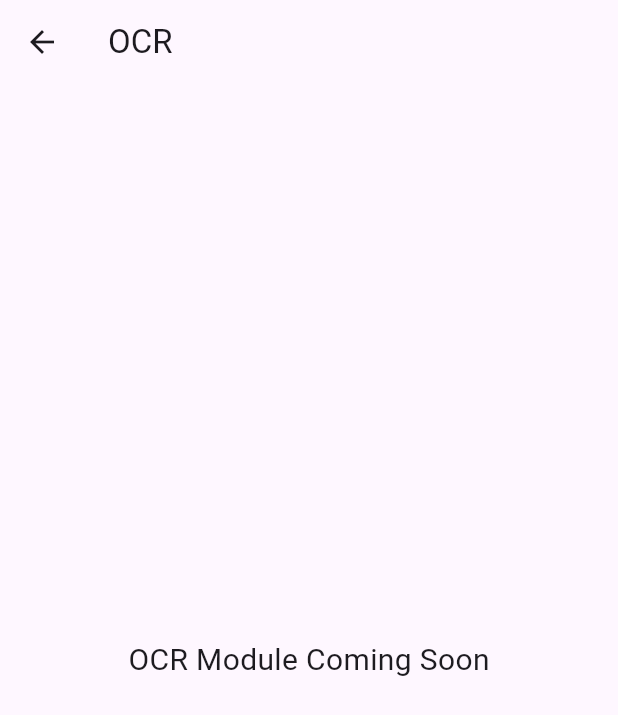
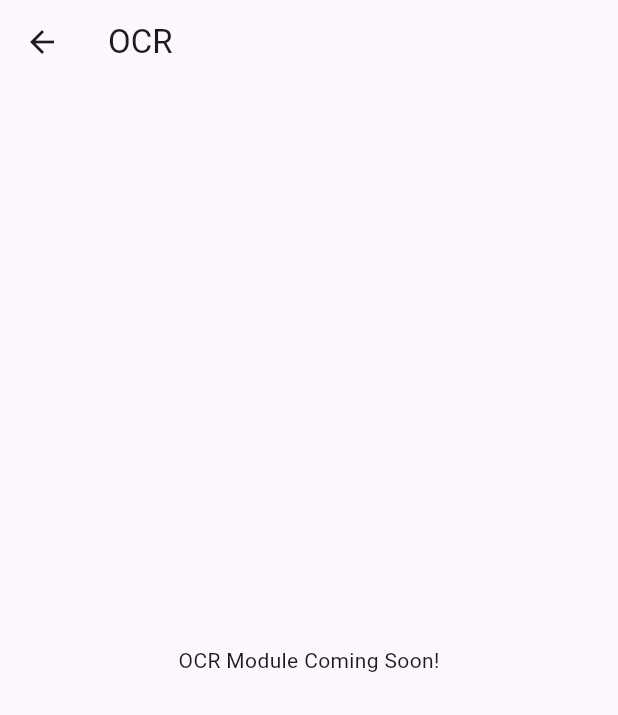
Before and after one commit to PrajwalP-BmsCS/ResQ, a Flutter app: the screen it shows after launch, after a tap on "OCR", on a phone screen of 412 x 824 dp. Shown: the top 715 px of the screen. Run offline on Flutter 3.47's test engine with Material 3 defaults, Android fonts, the phone set to English and light mode, and no system bars; our stand-ins replace camera.

Commit message:
main app ui

```diff
--- a/lib/pages/home_page.dart
+++ b/lib/pages/home_page.dart
@@ -1,6 +1,6 @@
 import 'package:flutter/material.dart';
 import 'object_detection.dart';
-import 'dummy_screen.dart';
+import 'settings_page.dart';
 import 'package:camera/camera.dart';
 
 class HomePage extends StatelessWidget {
@@ -10,48 +10,164 @@ class HomePage extends StatelessWidget {
   @override
   Widget build(BuildContext context) {
     final List<Map<String, dynamic>> features = [
-      {'title': 'Object Detection', 'route': ObjectDetectionScreen(cameras: cameras)},
-      {'title': 'OCR', 'route': DummyScreen(title: 'OCR')},
-      {'title': 'Navigation', 'route': DummyScreen(title: 'Navigation')},
-      {'title': 'Scene Description', 'route': DummyScreen(title: 'Scene Description')},
+      {
+        "title": "Object Detection",
+        "icon": Icons.camera_alt,
+        "page": ObjectDetectionScreen(cameras: cameras)
+      },
+      {
+        "title": "OCR",
+        "icon": Icons.text_fields,
+        "page": PlaceholderPage(title: "OCR")
+      },
+      {
+        "title": "Navigation",
+        "icon": Icons.navigation,
+        "page": PlaceholderPage(title: "Navigation")
+      },
+      {
+        "title": "Scene Description",
+        "icon": Icons.image_search,
+        "page": PlaceholderPage(title: "Scene Description")
+      },
     ];
 
     return Scaffold(
       appBar: AppBar(
-        title: Text("Smart Glasses"),
-        centerTitle: true,
+        title: Text("ResQ"),
+        actions: [
+          IconButton(
+            icon: Icon(Icons.settings),
+            onPressed: () {
+              Navigator.push(
+                context,
+                MaterialPageRoute(builder: (_) => SettingsPage()),
+              );
+            },
+          ),
+        ],
       ),
-      body: Padding(
-        padding: const EdgeInsets.all(16.0),
-        child: GridView.count(
-          crossAxisCount: 2,
-          mainAxisSpacing: 16,
-          crossAxisSpacing: 16,
-          children: features.map((feature) {
-            return ElevatedButton(
+      body: Column(
+        children: [
+          // Big Connect Glasses button
+          Padding(
+            padding: const EdgeInsets.all(16.0),
+            child: ElevatedButton.icon(
               style: ElevatedButton.styleFrom(
-                backgroundColor: Colors.black,
+                backgroundColor: Colors.redAccent,
+                minimumSize: Size(double.infinity, 100), // taller button
                 shape: RoundedRectangleBorder(
                   borderRadius: BorderRadius.circular(16),
                 ),
               ),
               onPressed: () {
-                Navigator.push(
-                  context,
-                  MaterialPageRoute(builder: (context) => feature['route']),
+                // TODO: implement connect glasses logic
+                ScaffoldMessenger.of(context).showSnackBar(
+                  SnackBar(content: Text("Connecting to glasses...")),
                 );
               },
-              child: Center(
-                child: Text(
-                  feature['title'],
-                  textAlign: TextAlign.center,
-                  style: TextStyle(color: Colors.white, fontSize: 18),
+              icon: Icon(Icons.wifi_tethering, color: Colors.white, size: 32),
+              label: Text(
+                "Connect Glasses",
+                style: TextStyle(
+                    fontSize: 22,
+                    color: Colors.white,
+                    fontWeight: FontWeight.bold),
+              ),
+            ),
+          ),
+
+          // Grid of 4 feature squares
+          Expanded(
+            child: Padding(
+              padding: const EdgeInsets.symmetric(horizontal: 16),
+              child: GridView.builder(
+                itemCount: features.length,
+                gridDelegate: SliverGridDelegateWithFixedCrossAxisCount(
+                  crossAxisCount: 2,
+                  crossAxisSpacing: 16,
+                  mainAxisSpacing: 16,
                 ),
+                itemBuilder: (context, index) {
+                  final feature = features[index];
+                  return GestureDetector(
+                    onTap: () {
+                      Navigator.push(
+                        context,
+                        MaterialPageRoute(builder: (_) => feature["page"]),
+                      );
+                    },
+                    child: Container(
+                      decoration: BoxDecoration(
+                        color: Colors.redAccent,
+                        borderRadius: BorderRadius.circular(16),
+                        boxShadow: [
+                          BoxShadow(
+                            color: Colors.black26,
+                            blurRadius: 6,
+                            offset: Offset(2, 2),
+                          ),
+                        ],
+                      ),
+                      child: Column(
+                        mainAxisAlignment: MainAxisAlignment.center,
+                        children: [
+                          Icon(feature["icon"], size: 50, color: Colors.white),
+                          SizedBox(height: 10),
+                          Text(
+                            feature["title"],
+                            style: TextStyle(
+                              color: Colors.white,
+                              fontSize: 18,
+                              fontWeight: FontWeight.bold,
+                            ),
+                            textAlign: TextAlign.center,
+                          ),
+                        ],
+                      ),
+                    ),
+                  );
+                },
               ),
+            ),
+          ),
+        ],
+      ),
+
+      // Emergency SOS floating button with margin
+      floatingActionButton: Padding(
+        padding: const EdgeInsets.only(bottom: 12.0), // add bottom margin
+        child: FloatingActionButton.extended(
+          backgroundColor: Colors.red,
+          icon: Icon(Icons.emergency, color: Colors.white),
+          label: Text("SOS",
+              style: TextStyle(
+                color: Colors.white,
+                fontSize: 18,
+                fontWeight: FontWeight.bold,
+              )),
+          onPressed: () {
+            // TODO: implement SOS
+            ScaffoldMessenger.of(context).showSnackBar(
+              SnackBar(content: Text("🚨 Emergency SOS Triggered!")),
             );
-          }).toList(),
+          },
         ),
       ),
+      floatingActionButtonLocation: FloatingActionButtonLocation.centerDocked,
     );
   }
 }
+
+class PlaceholderPage extends StatelessWidget {
+  final String title;
+  PlaceholderPage({required this.title});
+
+  @override
+  Widget build(BuildContext context) {
+    return Scaffold(
+      appBar: AppBar(title: Text(title)),
+      body: Center(child: Text("$title Module Coming Soon!")),
+    );
+  }
+}
--- /dev/null
+++ b/lib/pages/settings_page.dart
@@ -0,0 +1,29 @@
+import 'package:flutter/material.dart';
+
+class SettingsPage extends StatelessWidget {
+  @override
+  Widget build(BuildContext context) {
+    return Scaffold(
+      appBar: AppBar(title: Text("Settings")),
+      body: ListView(
+        children: [
+          ListTile(
+            leading: Icon(Icons.info),
+            title: Text("About App"),
+            onTap: () {},
+          ),
+          ListTile(
+            leading: Icon(Icons.bug_report),
+            title: Text("Report a Bug"),
+            onTap: () {},
+          ),
+          ListTile(
+            leading: Icon(Icons.help),
+            title: Text("Help & Support"),
+            onTap: () {},
+          ),
+        ],
+      ),
+    );
+  }
+}
```
